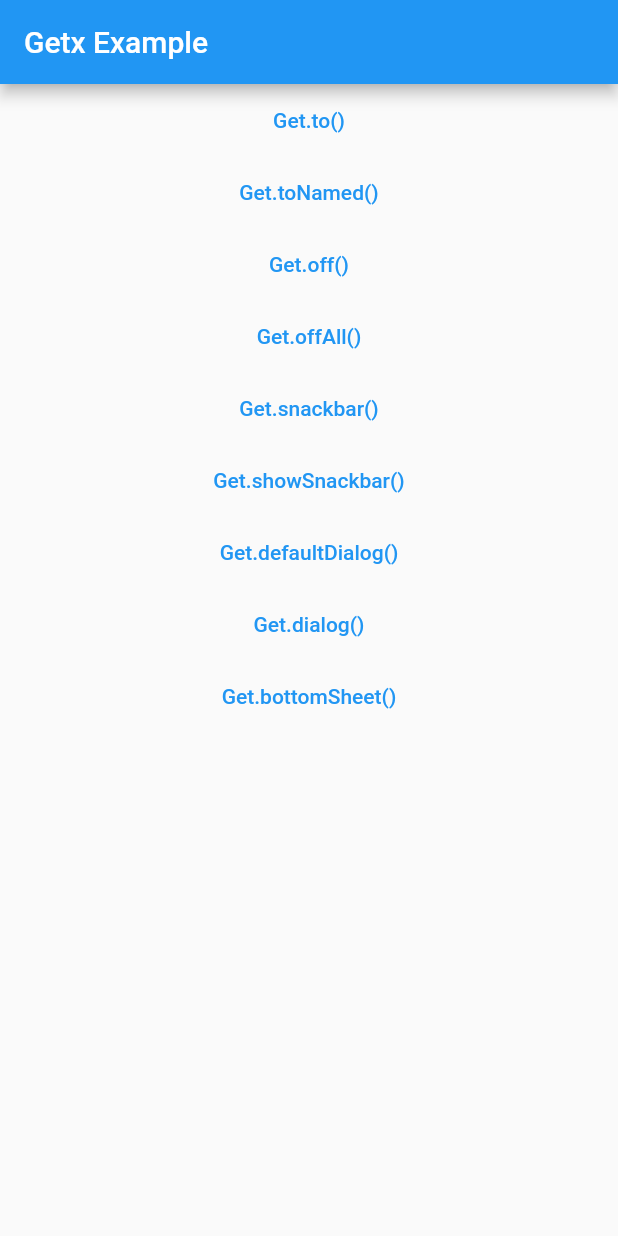
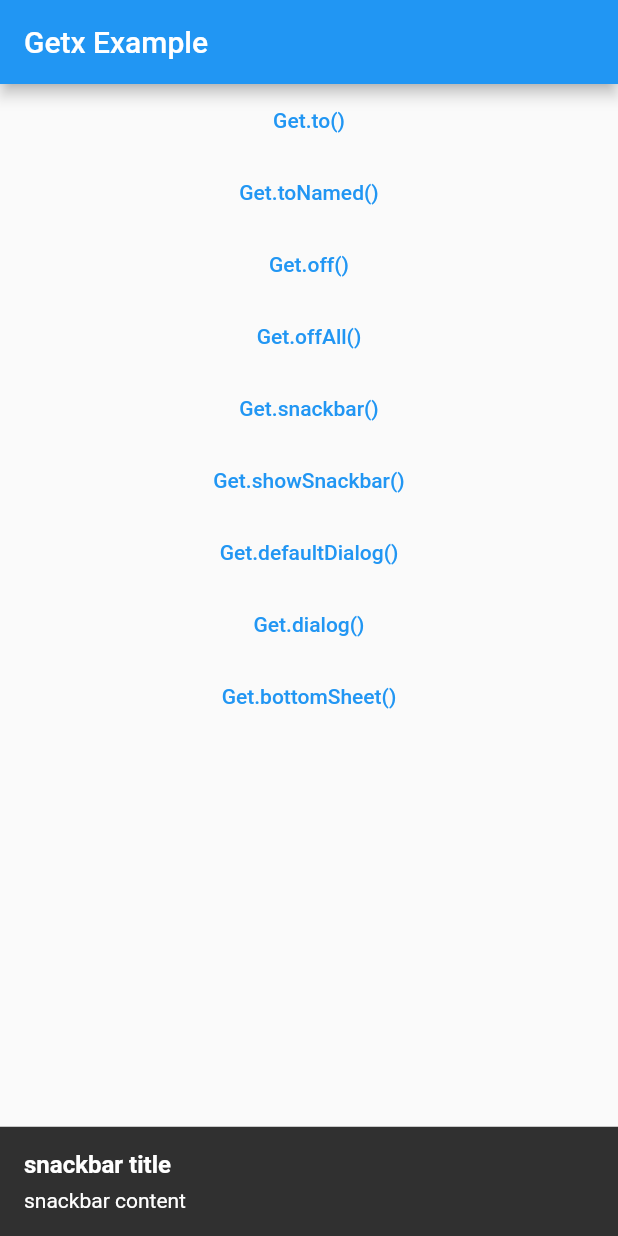
Before and after one commit to JangInHwa/flutter-getx-practice-1, a Flutter app: the screen it shows after launch, after a tap on "Get.showSnackbar()", on a phone screen of 412 x 824 dp. Run offline on Flutter 3.47's test engine with Material 2 defaults, Android fonts, the phone set to English and light mode, and no system bars; our stand-ins replace get.

Commit message:
Get.showSnackbar 구현

```diff
--- a/lib/main.dart
+++ b/lib/main.dart
@@ -60,7 +60,16 @@
               Get.snackbar('Snackbar title', 'Hello World!');
             },
           ),
-          TextButton(child: const Text('Get.showSnackbar()'), onPressed: () {}),
+          TextButton(
+            child: const Text('Get.showSnackbar()'),
+            onPressed: () {
+              Get.showSnackbar(const GetSnackBar(
+                title: 'snackbar title',
+                message: 'snackbar content',
+                duration: Duration(seconds: 2),
+              ));
+            },
+          ),
           TextButton(child: const Text('Get.defaultDialog()'), onPressed: () {}),
           TextButton(child: const Text('Get.dialog()'), onPressed: () {}),
           TextButton(child: const Text('Get.bottomSheet()'), onPressed: () {}),
```
